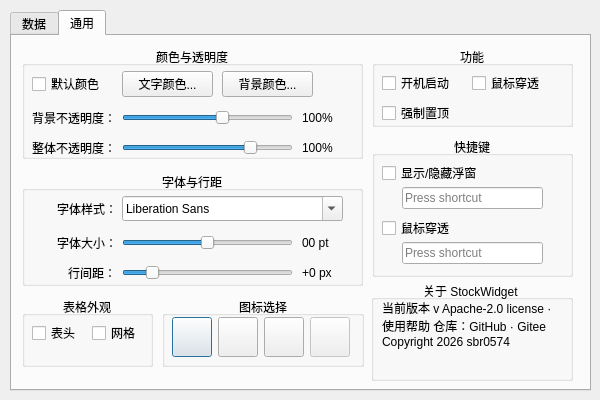
This is stockwidget/ui/generated/settings.ui in sbr0574/StockWidget as Qt 5 draws it before an edit. The edited form follows.
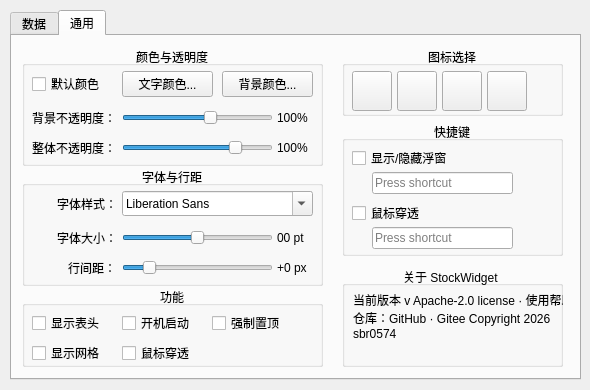
This is the edited form. The open tabs and pages were chosen to show the change. Icons and pictures are not drawn.

Commit message:
Refactor settings dialog UI and update icon handling
- Adjusted dimensions and positions of various UI elements in the settings dialog for better layout.
- Replaced light and dark icon buttons with new button names and adjusted their properties.
- Updated tooltips for icon buttons to reflect new translations.
- Enhanced the version information display in the settings dialog, including links to license and help documentation.
- Added a new link for feedback suggestions in the settings dialog.

The edit to the form file:
```diff
--- a/stockwidget/ui/generated/settings.ui
+++ b/stockwidget/ui/generated/settings.ui
@@ -6,20 +6,20 @@
    <rect>
     <x>0</x>
     <y>0</y>
-    <width>600</width>
-    <height>400</height>
+    <width>590</width>
+    <height>390</height>
    </rect>
   </property>
   <property name="minimumSize">
    <size>
-    <width>600</width>
-    <height>400</height>
+    <width>590</width>
+    <height>390</height>
    </size>
   </property>
   <property name="maximumSize">
    <size>
-    <width>600</width>
-    <height>400</height>
+    <width>590</width>
+    <height>390</height>
    </size>
   </property>
   <property name="windowTitle">
@@ -33,8 +33,8 @@
     <rect>
      <x>10</x>
      <y>10</y>
-     <width>581</width>
-     <height>381</height>
+     <width>571</width>
+     <height>370</height>
     </rect>
    </property>
    <property name="currentIndex">
@@ -49,8 +49,8 @@
       <rect>
        <x>10</x>
        <y>10</y>
-       <width>331</width>
-       <height>331</height>
+       <width>321</width>
+       <height>321</height>
       </rect>
      </property>
      <property name="title">
@@ -70,8 +70,8 @@
        <rect>
         <x>10</x>
         <y>55</y>
-        <width>311</width>
-        <height>246</height>
+        <width>300</width>
+        <height>240</height>
        </rect>
       </property>
       <property name="sizePolicy">
@@ -186,7 +186,7 @@
       <property name="geometry">
        <rect>
         <x>10</x>
-        <y>305</y>
+        <y>295</y>
         <width>300</width>
         <height>16</height>
        </rect>
@@ -202,7 +202,7 @@
     <widget class="QGroupBox" name="gb_data">
      <property name="geometry">
       <rect>
-       <x>360</x>
+       <x>350</x>
        <y>190</y>
        <width>201</width>
        <height>141</height>
@@ -351,7 +351,7 @@
     <widget class="QGroupBox" name="gb_data_setting">
      <property name="geometry">
       <rect>
-       <x>360</x>
+       <x>350</x>
        <y>10</y>
        <width>201</width>
        <height>85</height>
@@ -425,7 +425,7 @@
     <widget class="QGroupBox" name="gb_name">
      <property name="geometry">
       <rect>
-       <x>360</x>
+       <x>350</x>
        <y>100</y>
        <width>201</width>
        <height>81</height>
@@ -507,10 +507,10 @@
     <widget class="QGroupBox" name="gb_icon">
      <property name="geometry">
       <rect>
-       <x>150</x>
-       <y>260</y>
-       <width>202</width>
-       <height>71</height>
+       <x>330</x>
+       <y>10</y>
+       <width>221</width>
+       <height>70</height>
       </rect>
      </property>
      <property name="title">
@@ -522,18 +522,15 @@
      <property name="flat">
       <bool>true</bool>
      </property>
-     <widget class="QWidget" name="layoutWidget">
-      <property name="geometry">
-       <rect>
-        <x>10</x>
-        <y>20</y>
-        <width>180</width>
-        <height>42</height>
-       </rect>
-      </property>
-      <layout class="QHBoxLayout" name="horizontalLayout_icons">
-       <item>
         <widget class="QPushButton" name="btn_icon_default">
+      <property name="geometry">
+       <rect>
+        <x>10</x>
+        <y>25</y>
+        <width>40</width>
+        <height>40</height>
+       </rect>
+      </property>
          <property name="minimumSize">
           <size>
            <width>40</width>
@@ -568,10 +565,19 @@
          <property name="autoExclusive">
           <bool>true</bool>
          </property>
-        </widget>
-       </item>
-       <item>
-        <widget class="QPushButton" name="btn_icon_light">
+      <property name="autoDefault">
+       <bool>false</bool>
+      </property>
+     </widget>
+     <widget class="QPushButton" name="btn_icon_lightG">
+      <property name="geometry">
+       <rect>
+        <x>100</x>
+        <y>25</y>
+        <width>40</width>
+        <height>40</height>
+       </rect>
+      </property>
          <property name="minimumSize">
           <size>
            <width>40</width>
@@ -585,14 +591,14 @@
           </size>
          </property>
          <property name="toolTip">
-          <string>LightGlass</string>
+       <string>浅色玻璃</string>
          </property>
          <property name="text">
           <string/>
          </property>
          <property name="icon">
           <iconset>
-           <normaloff>:/LightGlass.png</normaloff>:/LightGlass.png</iconset>
+        <normaloff>:/LightGlass.ico</normaloff>:/LightGlass.ico</iconset>
          </property>
          <property name="iconSize">
           <size>
@@ -606,10 +612,19 @@
          <property name="autoExclusive">
           <bool>true</bool>
          </property>
-        </widget>
-       </item>
-       <item>
+      <property name="autoDefault">
+       <bool>false</bool>
+      </property>
+     </widget>
         <widget class="QPushButton" name="btn_icon_dark">
+      <property name="geometry">
+       <rect>
+        <x>55</x>
+        <y>25</y>
+        <width>40</width>
+        <height>40</height>
+       </rect>
+      </property>
          <property name="minimumSize">
           <size>
            <width>40</width>
@@ -623,14 +638,14 @@
           </size>
          </property>
          <property name="toolTip">
-          <string>DarkGlass</string>
+       <string>深色图标</string>
          </property>
          <property name="text">
           <string/>
          </property>
          <property name="icon">
           <iconset>
-           <normaloff>:/DarkGlass.png</normaloff>:/DarkGlass.png</iconset>
+        <normaloff>:/DarkSW.ico</normaloff>:/DarkSW.ico</iconset>
          </property>
          <property name="iconSize">
           <size>
@@ -644,12 +659,21 @@
          <property name="autoExclusive">
           <bool>true</bool>
          </property>
-        </widget>
-       </item>
-       <item>
-        <widget class="QPushButton" name="btn_icon_placeholder">
+      <property name="autoDefault">
+       <bool>false</bool>
+      </property>
+     </widget>
+     <widget class="QPushButton" name="btn_icon_darkG">
          <property name="enabled">
-          <bool>false</bool>
+       <bool>true</bool>
+      </property>
+      <property name="geometry">
+       <rect>
+        <x>145</x>
+        <y>25</y>
+        <width>40</width>
+        <height>40</height>
+       </rect>
          </property>
          <property name="minimumSize">
           <size>
@@ -664,22 +688,38 @@
           </size>
          </property>
          <property name="toolTip">
-          <string>预留图标位</string>
+       <string>深色玻璃</string>
          </property>
          <property name="text">
           <string/>
          </property>
-        </widget>
-       </item>
-      </layout>
+      <property name="icon">
+       <iconset>
+        <normaloff>:/DarkGlass.ico</normaloff>:/DarkGlass.ico</iconset>
+      </property>
+      <property name="iconSize">
+       <size>
+        <width>32</width>
+        <height>32</height>
+       </size>
+      </property>
+      <property name="checkable">
+       <bool>true</bool>
+      </property>
+      <property name="autoExclusive">
+       <bool>true</bool>
+      </property>
+      <property name="autoDefault">
+       <bool>false</bool>
+      </property>
      </widget>
     </widget>
     <widget class="QGroupBox" name="gb_fcn">
      <property name="geometry">
       <rect>
-       <x>360</x>
-       <y>10</y>
-       <width>201</width>
+       <x>10</x>
+       <y>250</y>
+       <width>301</width>
        <height>81</height>
       </rect>
      </property>
@@ -695,9 +735,9 @@
      <widget class="QCheckBox" name="cb_auto_start">
       <property name="geometry">
        <rect>
-        <x>10</x>
+        <x>100</x>
         <y>25</y>
-        <width>88</width>
+        <width>81</width>
         <height>24</height>
        </rect>
       </property>
@@ -708,8 +748,8 @@
      <widget class="QCheckBox" name="cb_force_top">
       <property name="geometry">
        <rect>
-        <x>10</x>
-        <y>55</y>
+        <x>190</x>
+        <y>25</y>
         <width>88</width>
         <height>24</height>
        </rect>
@@ -722,7 +762,7 @@
       <property name="geometry">
        <rect>
         <x>100</x>
-        <y>25</y>
+        <y>55</y>
         <width>81</width>
         <height>24</height>
        </rect>
@@ -731,14 +771,40 @@
        <string>鼠标穿透</string>
       </property>
      </widget>
+     <widget class="QCheckBox" name="cb_head">
+      <property name="geometry">
+       <rect>
+        <x>10</x>
+        <y>25</y>
+        <width>81</width>
+        <height>24</height>
+       </rect>
+      </property>
+      <property name="text">
+       <string>显示表头</string>
+      </property>
+     </widget>
+     <widget class="QCheckBox" name="cb_grid">
+      <property name="geometry">
+       <rect>
+        <x>10</x>
+        <y>55</y>
+        <width>81</width>
+        <height>24</height>
+       </rect>
+      </property>
+      <property name="text">
+       <string>显示网格</string>
+      </property>
+     </widget>
     </widget>
     <widget class="QGroupBox" name="gb_color">
      <property name="geometry">
       <rect>
        <x>10</x>
        <y>10</y>
-       <width>341</width>
-       <height>113</height>
+       <width>301</width>
+       <height>120</height>
       </rect>
      </property>
      <property name="title">
@@ -775,6 +841,9 @@
       <property name="text">
        <string>文字颜色...</string>
       </property>
+      <property name="autoDefault">
+       <bool>false</bool>
+      </property>
      </widget>
      <widget class="QPushButton" name="btn_bg_color">
       <property name="geometry">
@@ -788,6 +857,9 @@
       <property name="text">
        <string>背景颜色...</string>
       </property>
+      <property name="autoDefault">
+       <bool>false</bool>
+      </property>
      </widget>
      <widget class="QLabel" name="label_bg">
       <property name="geometry">
@@ -820,7 +892,7 @@
        <rect>
         <x>100</x>
         <y>60</y>
-        <width>171</width>
+        <width>151</width>
         <height>24</height>
        </rect>
       </property>
@@ -842,7 +914,7 @@
        <rect>
         <x>100</x>
         <y>90</y>
-        <width>171</width>
+        <width>151</width>
         <height>24</height>
        </rect>
       </property>
@@ -862,7 +934,7 @@
      <widget class="QLabel" name="label_bg_alpha">
       <property name="geometry">
        <rect>
-        <x>280</x>
+        <x>255</x>
         <y>60</y>
         <width>41</width>
         <height>24</height>
@@ -875,7 +947,7 @@
      <widget class="QLabel" name="label_all_alpha">
       <property name="geometry">
        <rect>
-        <x>280</x>
+        <x>255</x>
         <y>90</y>
         <width>41</width>
         <height>24</height>
@@ -890,9 +962,9 @@
      <property name="geometry">
       <rect>
        <x>10</x>
-       <y>135</y>
-       <width>341</width>
-       <height>115</height>
+       <y>130</y>
+       <width>301</width>
+       <height>120</height>
       </rect>
      </property>
      <property name="title">
@@ -909,7 +981,7 @@
        <rect>
         <x>100</x>
         <y>25</y>
-        <width>221</width>
+        <width>191</width>
         <height>25</height>
        </rect>
       </property>
@@ -958,7 +1030,7 @@
        <rect>
         <x>100</x>
         <y>60</y>
-        <width>171</width>
+        <width>151</width>
         <height>24</height>
        </rect>
       </property>
@@ -986,7 +1058,7 @@
        <rect>
         <x>100</x>
         <y>90</y>
-        <width>171</width>
+        <width>151</width>
         <height>24</height>
        </rect>
       </property>
@@ -1003,7 +1075,7 @@
      <widget class="QLabel" name="label_current_font_size">
       <property name="geometry">
        <rect>
-        <x>280</x>
+        <x>255</x>
         <y>60</y>
         <width>41</width>
         <height>24</height>
@@ -1016,7 +1088,7 @@
      <widget class="QLabel" name="label_current_line_interval">
       <property name="geometry">
        <rect>
-        <x>280</x>
+        <x>255</x>
         <y>90</y>
         <width>41</width>
         <height>24</height>
@@ -1027,58 +1099,13 @@
       </property>
      </widget>
     </widget>
-    <widget class="QGroupBox" name="gb_tabel">
-     <property name="geometry">
-      <rect>
-       <x>10</x>
-       <y>260</y>
-       <width>131</width>
-       <height>71</height>
-      </rect>
-     </property>
-     <property name="title">
-      <string>表格外观</string>
-     </property>
-     <property name="alignment">
-      <set>Qt::AlignmentFlag::AlignCenter</set>
-     </property>
-     <property name="flat">
-      <bool>true</bool>
-     </property>
-     <widget class="QCheckBox" name="cb_head">
-      <property name="geometry">
-       <rect>
-        <x>10</x>
-        <y>25</y>
-        <width>55</width>
-        <height>24</height>
-       </rect>
-      </property>
-      <property name="text">
-       <string>表头</string>
-      </property>
-     </widget>
-     <widget class="QCheckBox" name="cb_grid">
-      <property name="geometry">
-       <rect>
-        <x>70</x>
-        <y>25</y>
-        <width>55</width>
-        <height>24</height>
-       </rect>
-      </property>
-      <property name="text">
-       <string>网格</string>
-      </property>
-     </widget>
-    </widget>
     <widget class="QGroupBox" name="gb_hotkeys">
      <property name="geometry">
       <rect>
-       <x>360</x>
-       <y>100</y>
-       <width>201</width>
-       <height>141</height>
+       <x>330</x>
+       <y>85</y>
+       <width>221</width>
+       <height>135</height>
       </rect>
      </property>
      <property name="title">
@@ -1140,9 +1167,9 @@
     <widget class="QGroupBox" name="gb_about">
      <property name="geometry">
       <rect>
-       <x>359</x>
-       <y>244</y>
-       <width>202</width>
+       <x>330</x>
+       <y>230</y>
+       <width>221</width>
        <height>101</height>
       </rect>
      </property>
@@ -1159,8 +1186,8 @@
       <property name="geometry">
        <rect>
         <x>11</x>
-        <y>19</y>
-        <width>181</width>
+        <y>25</y>
+        <width>221</width>
         <height>71</height>
        </rect>
       </property>
```
Lines whose indentation alone changed are shown as unchanged. The commit also changes 6 other files.
